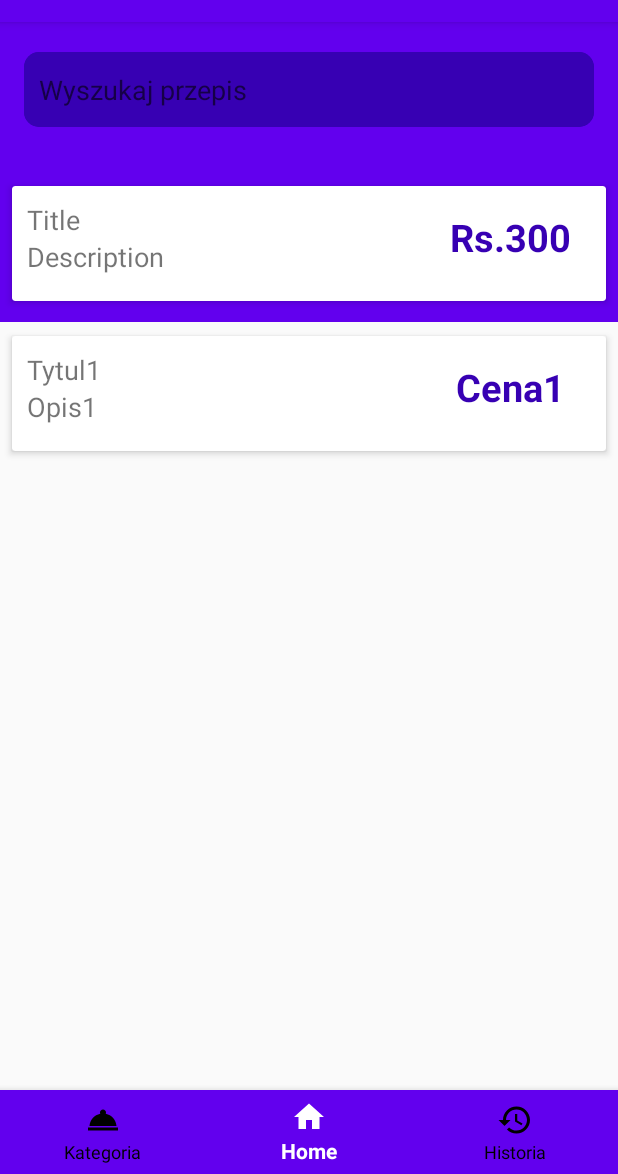
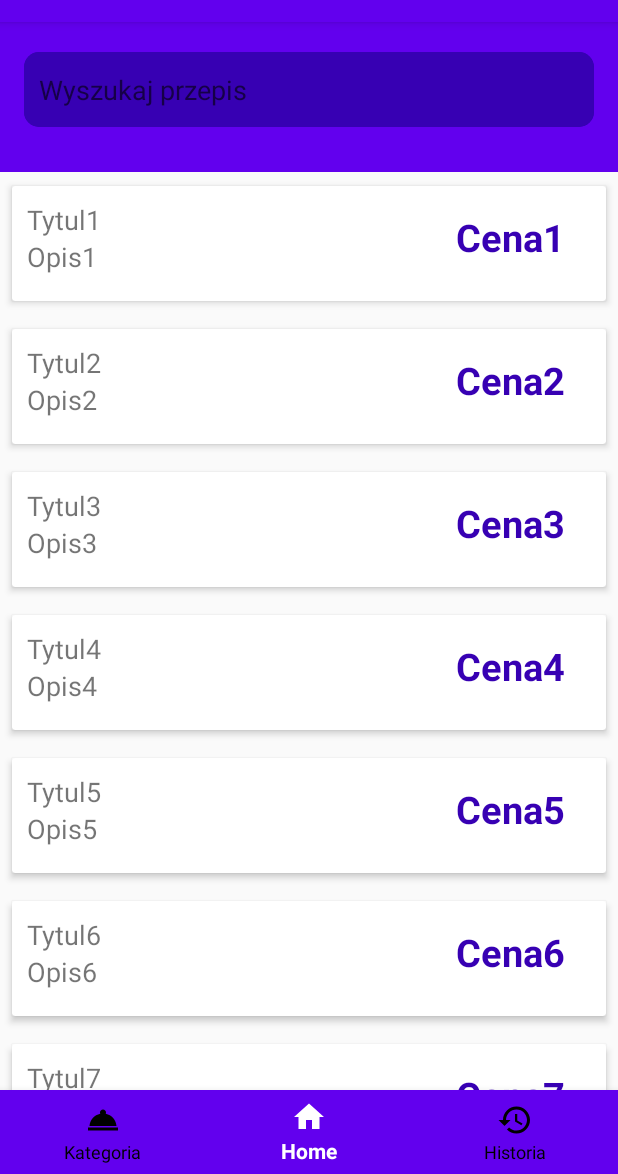
Before and after one commit to PP-SmartRecipes/SmartRecipes, an Android app: the screen it shows after launch (MainActivity), on a phone screen of 412 x 824 dp, the part 62-1236 px from its top. Run offline under Robolectric (Android 15) with nearby library versions, the phone set to English and light mode, and no system bars.

Commit message:
Home screen

```diff
--- a/app/src/main/java/com/example/smartrecipes/MainActivity.java
+++ b/app/src/main/java/com/example/smartrecipes/MainActivity.java
@@ -51,7 +51,7 @@ public class MainActivity extends AppCompatActivity {
             }
         });
 
-        mRecyclerView = (RecyclerView)findViewById(R.id.moje1);
+        mRecyclerView = (RecyclerView)findViewById(R.id.RecyclerView);
 
         GridLayoutManager gridLayoutManager = new GridLayoutManager(MainActivity.this, 1);
         mRecyclerView.setLayoutManager(gridLayoutManager);
@@ -69,6 +69,12 @@ public class MainActivity extends AppCompatActivity {
         myFoodList.add(mFoodData);
         mFoodData = new Recipe("Tytul5","Opis5", "Cena5");
         myFoodList.add(mFoodData);
+        mFoodData = new Recipe("Tytul6","Opis6", "Cena6");
+        myFoodList.add(mFoodData);
+        mFoodData = new Recipe("Tytul7","Opis7", "Cena7");
+        myFoodList.add(mFoodData);
+        mFoodData = new Recipe("Tytul8","Opis8", "Cena8");
+        myFoodList.add(mFoodData);
 
         MyAdapter myAdapter = new MyAdapter(MainActivity.this, myFoodList);
         mRecyclerView.setAdapter(myAdapter);
--- a/app/src/main/java/com/example/smartrecipes/MyAdapter.java
+++ b/app/src/main/java/com/example/smartrecipes/MyAdapter.java
@@ -29,7 +29,7 @@ public class MyAdapter extends RecyclerView.Adapter<FoodViewHolder>{
     @Override
     public FoodViewHolder onCreateViewHolder(@NonNull ViewGroup viewGroup, int i) {
 
-        View mView = LayoutInflater.from(viewGroup.getContext()).inflate(R.layout.activity_main, viewGroup,false);
+        View mView = LayoutInflater.from(viewGroup.getContext()).inflate(R.layout.row_items, viewGroup,false);
 
         return new FoodViewHolder(mView);
     }
--- a/app/src/main/res/layout/activity_main.xml
+++ b/app/src/main/res/layout/activity_main.xml
@@ -60,86 +60,23 @@
         app:menu="@menu/menu_navigation"
         android:layout_alignParentBottom="true"/>
 
-    <androidx.recyclerview.widget.RecyclerView
+    <RelativeLayout
+        android:layout_width="match_parent"
+        android:layout_height="match_parent"
         android:layout_below="@id/pole1"
-        android:layout_width="match_parent"
-        android:layout_height="wrap_content"
-        android:scrollbars="vertical"
-        android:id="@+id/moje1"
+        android:layout_above="@id/bottom_navigation"
         >
+        <androidx.recyclerview.widget.RecyclerView
+            android:id="@+id/RecyclerView"
+            android:layout_width="match_parent"
+            android:layout_height="wrap_content"
+            android:scrollbars="vertical"
+            >
 
-    </androidx.recyclerview.widget.RecyclerView>
+        </androidx.recyclerview.widget.RecyclerView>
 
-    <androidx.cardview.widget.CardView
-        android:id="@+id/myCardView"
-        android:layout_width="wrap_content"
-        android:layout_height="87dp"
-        app:cardElevation="3dp"
-        android:layout_margin="4dp"
-        app:cardUseCompatPadding="true"
-        android:layout_alignTop="@id/moje1"
-        >
-        <LinearLayout
-            android:layout_width="403dp"
-            android:layout_height="250dp"
-            android:orientation="vertical"
-            android:weightSum="5.5">
+    </RelativeLayout>
 
 
-            <LinearLayout
-                android:layout_width="match_parent"
-                android:layout_height="0dp"
-                android:layout_weight="1.5"
-                android:weightSum="2">
-
-                <LinearLayout
-                    android:layout_width="0dp"
-                    android:layout_height="match_parent"
-                    android:layout_weight="1.3"
-                    android:orientation="vertical"
-                    android:padding="10dp">
-
-                    <TextView
-                        android:id="@+id/tvTitle"
-                        android:layout_width="match_parent"
-                        android:layout_height="wrap_content"
-                        android:maxLines="1"
-                        android:text="Title"
-                        android:textSize="18sp" />
-
-                    <TextView
-                        android:id="@+id/tvDescription"
-                        android:layout_width="match_parent"
-                        android:layout_height="wrap_content"
-                        android:maxLines="1"
-                        android:text="Description"
-                        android:textSize="18sp" />
-
-
-                </LinearLayout>
-                <LinearLayout
-                    android:layout_width="0dp"
-                    android:layout_height="match_parent"
-                    android:layout_weight=".7"
-                    android:gravity="center"
-
-                    >
-
-                    <TextView
-                        android:id="@+id/tvCategory"
-                        android:layout_width="match_parent"
-                        android:layout_height="wrap_content"
-                        android:text="Rs.300"
-                        android:textAlignment="center"
-                        android:textColor="@color/colorPrimaryDark"
-                        android:textSize="25sp"
-                        android:textStyle="bold" />
-
-                </LinearLayout>
-            </LinearLayout>
-        </LinearLayout>
-
-
-    </androidx.cardview.widget.CardView>
 
 </RelativeLayout>
--- /dev/null
+++ b/app/src/main/res/layout/row_items.xml
@@ -0,0 +1,80 @@
+<?xml version="1.0" encoding="utf-8"?>
+<RelativeLayout xmlns:android="http://schemas.android.com/apk/res/android"
+    android:layout_width="match_parent"
+    android:layout_height="wrap_content"
+    xmlns:app="http://schemas.android.com/apk/res-auto">
+
+    <androidx.cardview.widget.CardView
+        android:id="@+id/myCardView"
+        android:layout_width="wrap_content"
+        android:layout_height="87dp"
+        app:cardElevation="3dp"
+        android:layout_margin="4dp"
+        app:cardUseCompatPadding="true"
+
+        >
+        <LinearLayout
+            android:layout_width="403dp"
+            android:layout_height="250dp"
+            android:orientation="vertical"
+            android:weightSum="5.5">
+
+
+            <LinearLayout
+                android:layout_width="match_parent"
+                android:layout_height="0dp"
+                android:layout_weight="1.5"
+                android:weightSum="2">
+
+                <LinearLayout
+                    android:layout_width="0dp"
+                    android:layout_height="match_parent"
+                    android:layout_weight="1.3"
+                    android:orientation="vertical"
+                    android:padding="10dp">
+
+                    <TextView
+                        android:id="@+id/tvTitle"
+                        android:layout_width="match_parent"
+                        android:layout_height="wrap_content"
+                        android:maxLines="1"
+                        android:text="Title"
+                        android:textSize="18sp" />
+
+                    <TextView
+                        android:id="@+id/tvDescription"
+                        android:layout_width="match_parent"
+                        android:layout_height="wrap_content"
+                        android:maxLines="1"
+                        android:text="Description"
+                        android:textSize="18sp" />
+
+
+                </LinearLayout>
+                <LinearLayout
+                    android:layout_width="0dp"
+                    android:layout_height="match_parent"
+                    android:layout_weight=".7"
+                    android:gravity="center"
+
+                    >
+
+                    <TextView
+                        android:id="@+id/tvCategory"
+                        android:layout_width="match_parent"
+                        android:layout_height="wrap_content"
+                        android:text="Rs.300"
+                        android:textAlignment="center"
+                        android:textColor="@color/colorPrimaryDark"
+                        android:textSize="25sp"
+                        android:textStyle="bold" />
+
+                </LinearLayout>
+            </LinearLayout>
+        </LinearLayout>
+
+
+    </androidx.cardview.widget.CardView>
+
+
+</RelativeLayout>
```
